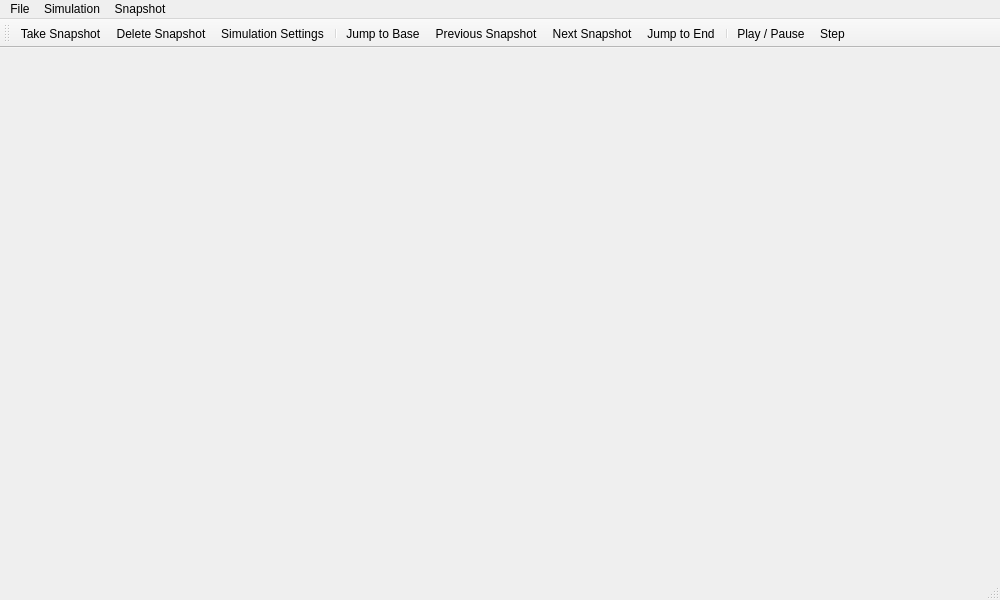
Above: code/mainwindow.ui from JWalker1995/CellSim before the change. Below: the same form after it.
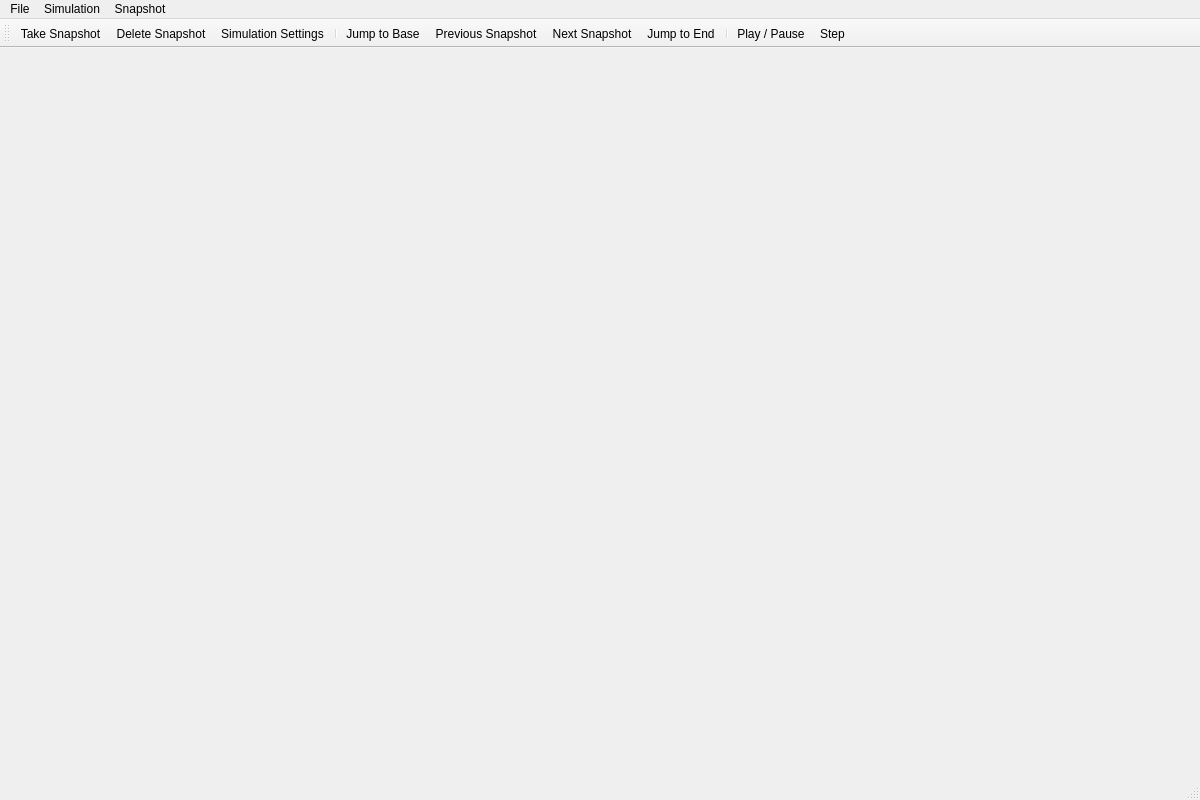
That is the form after the change. Icons and pictures are not drawn.

What changed in the file:
```diff
--- a/code/mainwindow.ui
+++ b/code/mainwindow.ui
@@ -6,8 +6,8 @@
    <rect>
     <x>0</x>
     <y>0</y>
-    <width>1000</width>
-    <height>600</height>
+    <width>1200</width>
+    <height>800</height>
    </rect>
   </property>
   <property name="sizePolicy">
@@ -67,7 +67,7 @@
     <rect>
      <x>0</x>
      <y>0</y>
-     <width>1000</width>
+     <width>1200</width>
      <height>21</height>
     </rect>
    </property>
```
